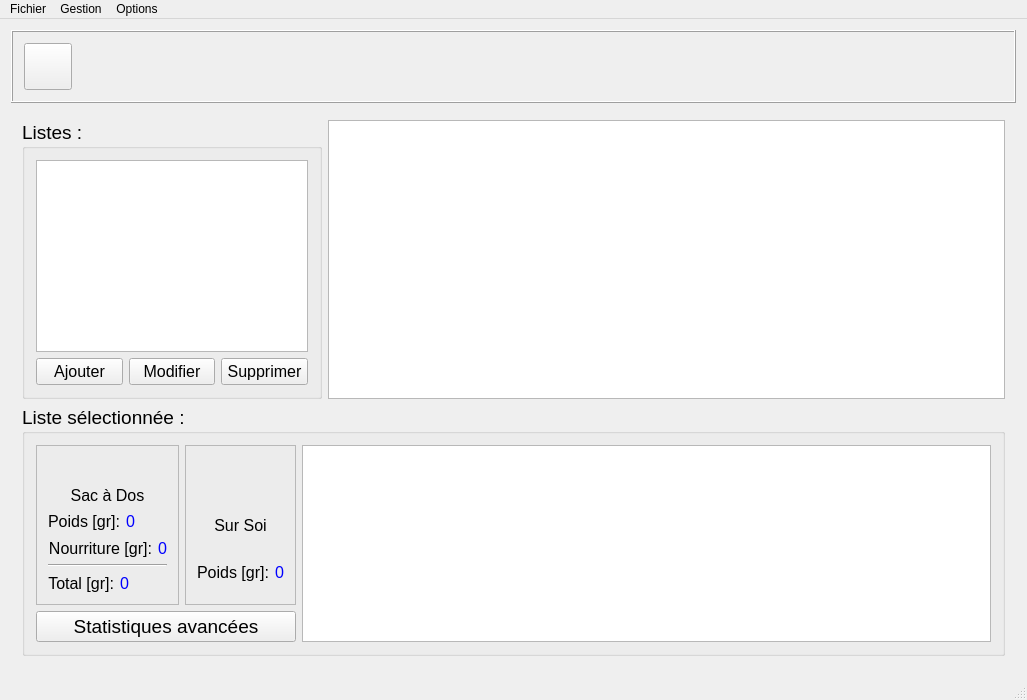
The window that Doger/mainwindow.ui (amof/Doger) describes before a commit, drawn with Qt 5.
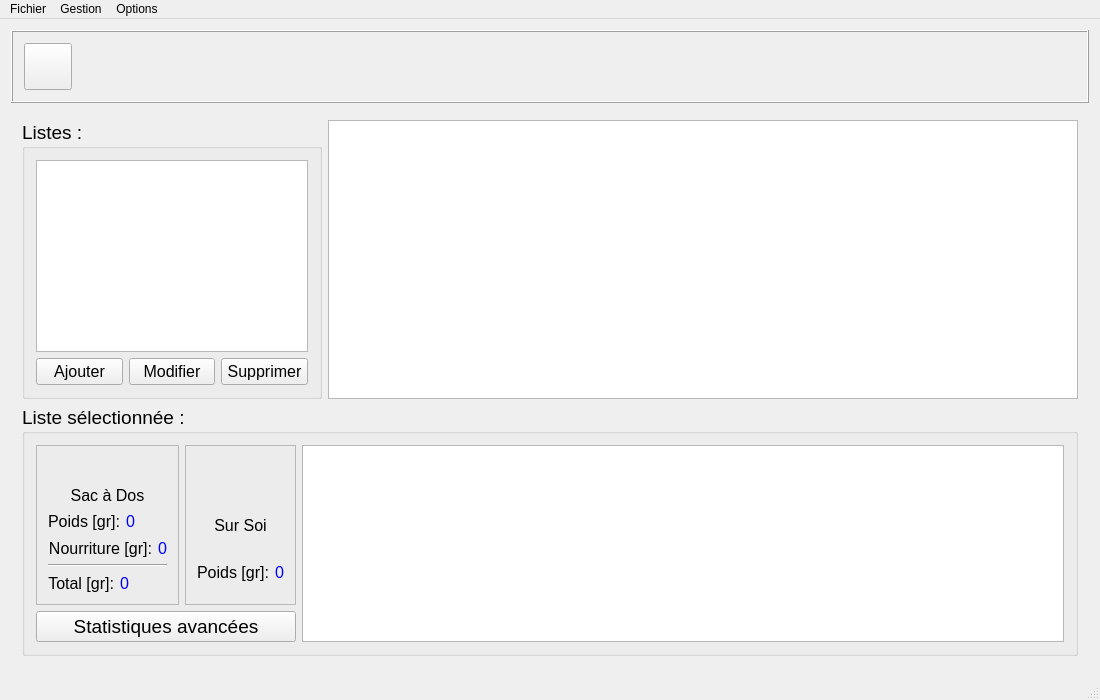
The same window after the commit. Icons and pictures are not drawn. Custom widgets are drawn as their Qt base class.

Commit message: Fix the cleanning of listDetail Add refreshDatabase in list handling

Patch:
```diff
--- a/Doger/mainwindow.ui
+++ b/Doger/mainwindow.ui
@@ -6,7 +6,7 @@
    <rect>
     <x>0</x>
     <y>0</y>
-    <width>1027</width>
+    <width>1100</width>
     <height>700</height>
    </rect>
   </property>
@@ -874,25 +874,7 @@
             </layout>
            </item>
            <item>
-            <widget class="QTableWidget" name="tw_listDetail">
-             <property name="font">
-              <font>
-               <pointsize>12</pointsize>
-              </font>
-             </property>
-             <property name="editTriggers">
-              <set>QAbstractItemView::NoEditTriggers</set>
-             </property>
-             <property name="selectionMode">
-              <enum>QAbstractItemView::NoSelection</enum>
-             </property>
-             <property name="selectionBehavior">
-              <enum>QAbstractItemView::SelectRows</enum>
-             </property>
-             <property name="sortingEnabled">
-              <bool>true</bool>
-             </property>
-            </widget>
+            <widget class="QTableWidget" name="tw_listDetail"/>
            </item>
           </layout>
          </widget>
@@ -2078,7 +2060,7 @@
     <rect>
      <x>0</x>
      <y>0</y>
-     <width>1027</width>
+     <width>1100</width>
      <height>21</height>
     </rect>
    </property>
```
The commit also changes 1 other file.
